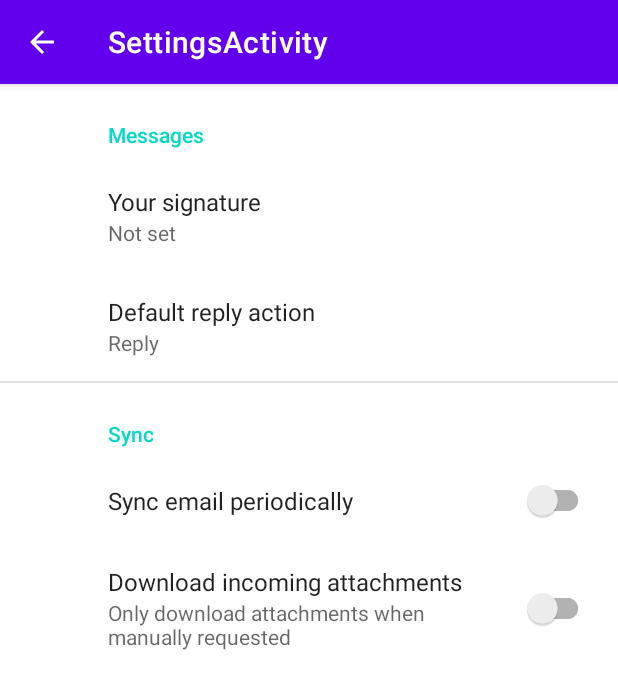
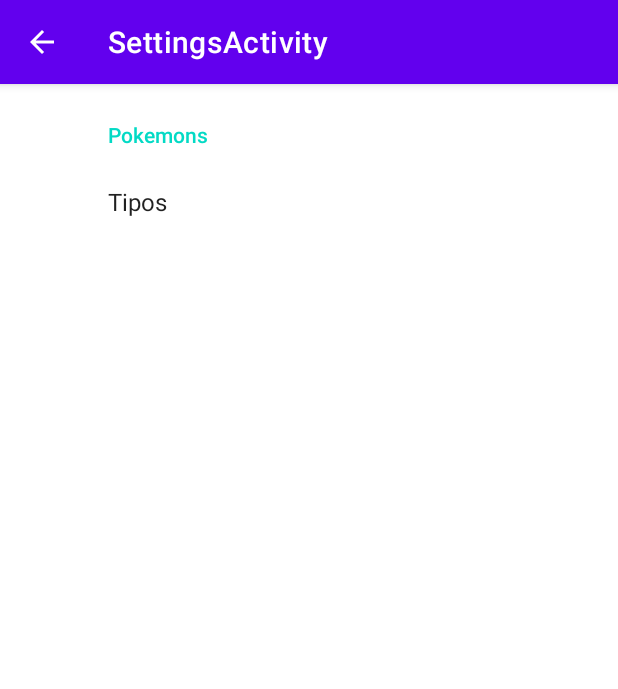
Before and after one commit to davidrius/Pokemon, an Android app: the SettingsActivity screen opened directly, with no data from a screen before it, on a phone screen of 412 x 824 dp. Shown: the top 689 px of the screen. Run offline under Robolectric (Android 15) with nearby library versions, the phone set to English and light mode, and no system bars; our stand-ins replace androidx.preference.

Commit message:
Mostrando Imagen 3

```diff
--- a/app/src/main/java/com/david/pokemon/FirstFragment.java
+++ b/app/src/main/java/com/david/pokemon/FirstFragment.java
@@ -1,6 +1,7 @@
 package com.david.pokemon;
 
 import android.content.Context;
+import android.content.SharedPreferences;
 import android.os.Bundle;
 import android.os.Handler;
 import android.os.Looper;
@@ -19,6 +20,7 @@ import android.widget.Toast;
 import androidx.annotation.NonNull;
 import androidx.fragment.app.Fragment;
 import androidx.navigation.fragment.NavHostFragment;
+import androidx.preference.PreferenceManager;
 
 import com.bumptech.glide.Glide;
 import com.david.pokemon.databinding.FragmentFirstBinding;
@@ -41,7 +43,8 @@ public class FirstFragment extends Fragment {
     ) {
 
         binding = FragmentFirstBinding.inflate(inflater, container, false);
-        return binding.getRoot();
+        View view = binding.getRoot();
+        return view;
 
     }
 
@@ -88,6 +91,17 @@ public class FirstFragment extends Fragment {
     }*/
 
     public void refresh(){
+
+        SharedPreferences preferences = PreferenceManager.getDefaultSharedPreferences(getActivity().getApplicationContext());
+
+        String Tipos = preferences.getString("Tipos","Vacío");
+
+        if(!Tipos.equals("")){
+
+
+
+        }
+
         ExecutorService executor = Executors.newSingleThreadExecutor();
         Handler handler = new Handler(Looper.getMainLooper());
 
--- a/app/src/main/java/com/david/pokemon/MainActivity.java
+++ b/app/src/main/java/com/david/pokemon/MainActivity.java
@@ -1,5 +1,6 @@
 package com.david.pokemon;
 
+import android.content.Intent;
 import android.os.Bundle;
 
 import com.google.android.material.snackbar.Snackbar;
@@ -54,6 +55,10 @@ public class MainActivity extends AppCompatActivity {
 
         //noinspection SimplifiableIfStatement
         if (id == R.id.action_settings) {
+
+            Intent i = new Intent(this,SettingsActivity.class);
+            startActivity(i);
+
             return true;
         }
 
--- a/app/src/main/res/xml/root_preferences.xml
+++ b/app/src/main/res/xml/root_preferences.xml
@@ -1,34 +1,12 @@
-<PreferenceScreen xmlns:app="http://schemas.android.com/apk/res-auto">
+<PreferenceScreen xmlns:android="http://schemas.android.com/apk/res/android"
+    xmlns:app="http://schemas.android.com/apk/res-auto">
 
-    <PreferenceCategory app:title="@string/messages_header">
+    <PreferenceCategory app:title="Pokemons">
 
         <EditTextPreference
-            app:key="signature"
-            app:title="@string/signature_title"
-            app:useSimpleSummaryProvider="true" />
-
-        <ListPreference
-            app:defaultValue="reply"
-            app:entries="@array/reply_entries"
-            app:entryValues="@array/reply_values"
-            app:key="reply"
-            app:title="@string/reply_title"
-            app:useSimpleSummaryProvider="true" />
-
-    </PreferenceCategory>
-
-    <PreferenceCategory app:title="@string/sync_header">
-
-        <SwitchPreferenceCompat
-            app:key="sync"
-            app:title="@string/sync_title" />
-
-        <SwitchPreferenceCompat
-            app:dependency="sync"
-            app:key="attachment"
-            app:summaryOff="@string/attachment_summary_off"
-            app:summaryOn="@string/attachment_summary_on"
-            app:title="@string/attachment_title" />
+            app:key="Tipos"
+            app:title="Tipos"
+            app:useSimpleSummaryProvider="false" />
 
     </PreferenceCategory>
 
```
